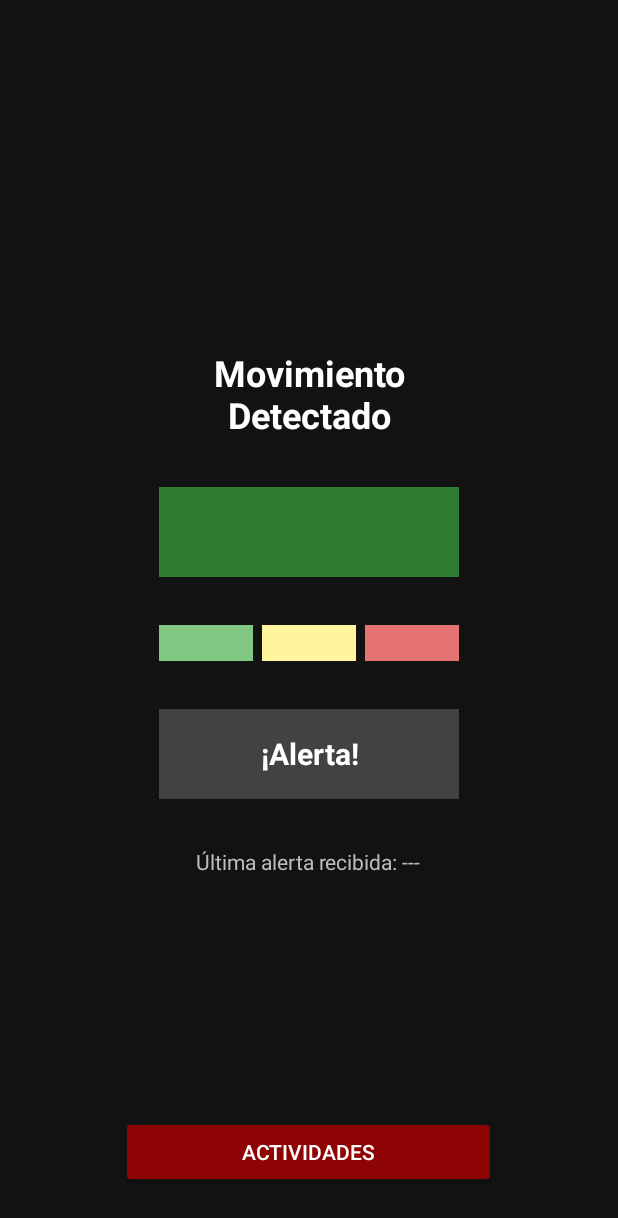
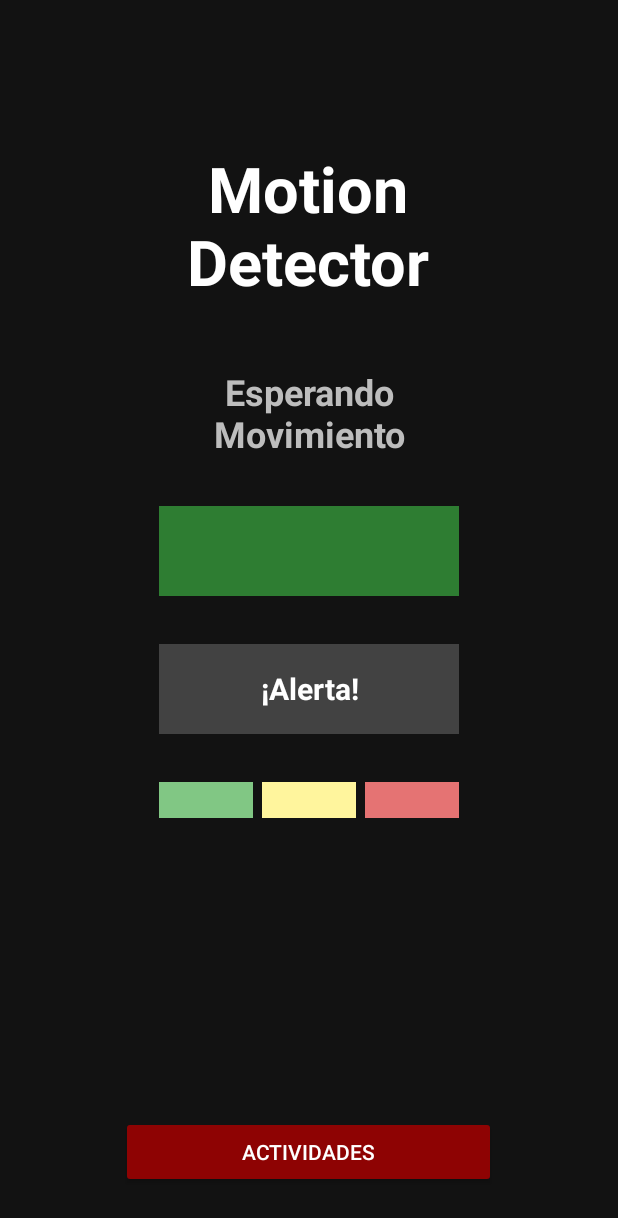
Before and after one commit to JorgeGlzLlamas/MotionDetector, an Android app: the screen it shows after launch (MainActivity), on a phone screen of 412 x 824 dp. Shown: the top 1218 px of the screen. Run offline under Robolectric (Android 15) with nearby library versions, the phone set to English and light mode, and no system bars; libraries missing offline, so code that uses them is left out: com.google.android.gms; 1 statement that could not run was skipped.

Commit message:
Movimiento detectado

```diff
--- a/mobile/src/main/java/com/example/motiondetector/MainActivity.kt
+++ b/mobile/src/main/java/com/example/motiondetector/MainActivity.kt
@@ -26,11 +26,11 @@ class MainActivity : ComponentActivity() {
 
     private lateinit var tvGravedad: TextView
     private lateinit var tvTimestamp: TextView
+    private lateinit var tvTitulo: TextView  // ⬅️ Título dinámico
 
     private lateinit var motionManager: AccelerometerMotionManager
     private lateinit var messageManager: MessageManager
 
-    // Cliente Ktor para enviar datos al servidor
     private val ktorClient = HttpClient(Android) {
         install(ContentNegotiation) {
             json(Json { ignoreUnknownKeys = true })
@@ -48,28 +48,30 @@ class MainActivity : ComponentActivity() {
             startActivity(intent)
         }
 
-        // Referencias a TextViews de gravedad y timestamp
         tvGravedad = findViewById(R.id.tvGravedad)
         tvTimestamp = findViewById(R.id.tvTimestamp)
+        tvTitulo = findViewById(R.id.tvTitulo) // ⬅️ Inicialización del TextView título
 
-        // Inicializa el detector de movimiento con callback para actualizar UI y enviar evento
+        // ⬇️ Inicia esperando movimiento
+        tvTitulo.text = "Esperando\nMovimiento"
+
         motionManager = AccelerometerMotionManager(this) { event ->
             runOnUiThread {
-                updateUI(event) // Actualiza textos en pantalla
-                updateSimulatedLevelUI(event.gravity) // Actualiza barra visual según gravedad
+                updateUI(event)
+                updateSimulatedLevelUI(event.gravity)
+                tvTitulo.text = "Movimiento\nDetectado" // ⬅️ Cambia el título dinámicamente
             }
             Log.d("Mobile", "Evento LOCAL guardado: $event")
-            KtorClient.sendEvent(event) // Envía evento al servidor (TV)
+            KtorClient.sendEvent(event)
         }
 
-        // Si la actividad fue llamada con un nivel simulado, actualiza la UI con ese nivel
         intent.getStringExtra("simulated_level")?.let {
             updateSimulatedLevelUI(it)
             tvGravedad.text = "Gravity: $it"
             tvTimestamp.text = "Timestamp: Simulado"
+            tvTitulo.text = "Movimiento\nDetectado"
         }
 
-        // Inicializa messageManager para escuchar eventos remotos (ej. de Wear OS)
         messageManager = MessageManager(this)
         messageManager.setListener { path, msg ->
             if (path == MessagePaths.MOTION_PATH) {
@@ -84,6 +86,7 @@ class MainActivity : ComponentActivity() {
                 runOnUiThread {
                     updateUI(event)
                     updateSimulatedLevelUI(event.gravity)
+                    tvTitulo.text = "Movimiento\nDetectado"
                 }
                 Log.d("Mobile", "Evento REMOTO guardado: $event")
             }
@@ -92,21 +95,19 @@ class MainActivity : ComponentActivity() {
 
     override fun onResume() {
         super.onResume()
-        motionManager.register() // Activa sensor al reanudar actividad
+        motionManager.register()
     }
 
     override fun onPause() {
         super.onPause()
-        motionManager.unregister() // Detiene sensor al pausar actividad
+        motionManager.unregister()
     }
 
-    // Actualiza textos con datos de evento
     private fun updateUI(event: MotionEventData) {
         tvTimestamp.text = "Timestamp: ${event.timestamp}"
         tvGravedad.text = "Gravity: ${event.gravity}"
     }
 
-    // Actualiza la barra de gravedad según nivel simulado o real
     fun updateSimulatedLevelUI(level: String) {
         val barraVerde = findViewById<View>(R.id.barraVerde)
         val barraAmarilla = findViewById<View>(R.id.barraAmarilla)
@@ -116,7 +117,6 @@ class MainActivity : ComponentActivity() {
         val paramsAmarilla = barraAmarilla.layoutParams as LinearLayout.LayoutParams
         val paramsRoja = barraRoja.layoutParams as LinearLayout.LayoutParams
 
-        // Ajusta el peso de cada barra según el nivel recibido
         when (level) {
             "leve" -> {
                 paramsVerde.weight = 3f
@@ -149,7 +149,6 @@ class MainActivity : ComponentActivity() {
         barraAmarilla.layoutParams = paramsAmarilla
         barraRoja.layoutParams = paramsRoja
 
-        // Pide refrescar la UI para aplicar los cambios de peso
         barraVerde.requestLayout()
         barraAmarilla.requestLayout()
         barraRoja.requestLayout()
--- a/mobile/src/main/res/layout/activity_main.xml
+++ b/mobile/src/main/res/layout/activity_main.xml
@@ -9,14 +9,26 @@
     android:padding="32dp">
 
     <TextView
+        android:id="@+id/TituloMotion"
+        android:layout_width="wrap_content"
+        android:layout_height="wrap_content"
+        android:layout_marginTop="65dp"
+        android:layout_marginBottom="32dp"
+        android:gravity="center"
+        android:text="Motion\nDetector"
+        android:textColor="#FFFFFF"
+        android:textSize="42sp"
+        android:textStyle="bold" />
+
+    <TextView
         android:id="@+id/tvTitulo"
         android:layout_width="wrap_content"
         android:layout_height="wrap_content"
-        android:layout_marginTop="200dp"
+        android:layout_marginTop="10dp"
         android:layout_marginBottom="32dp"
         android:gravity="center"
-        android:text="Movimiento\nDetectado"
-        android:textColor="#FFFFFF"
+        android:text="Esperando\nMovimiento"
+        android:textColor="#BDBDBD"
         android:textSize="24sp"
         android:textStyle="bold" />
 
@@ -27,6 +39,18 @@
         android:layout_marginBottom="32dp"
         android:background="#2E7D32"
         android:gravity="center"
+        android:textColor="#FFFFFF"
+        android:textSize="20sp"
+        android:textStyle="bold" />
+
+    <TextView
+        android:id="@+id/tvAlerta"
+        android:layout_width="200dp"
+        android:layout_height="60dp"
+        android:layout_marginBottom="32dp"
+        android:background="#424242"
+        android:gravity="center"
+        android:text="¡Alerta!"
         android:textColor="#FFFFFF"
         android:textSize="20sp"
         android:textStyle="bold" />
@@ -64,27 +88,6 @@
     </LinearLayout>
 
     <TextView
-        android:id="@+id/tvAlerta"
-        android:layout_width="200dp"
-        android:layout_height="60dp"
-        android:layout_marginBottom="32dp"
-        android:background="#424242"
-        android:gravity="center"
-        android:text="¡Alerta!"
-        android:textColor="#FFFFFF"
-        android:textSize="20sp"
-        android:textStyle="bold" />
-
-    <TextView
-        android:id="@+id/tvUltimaAlerta"
-        android:layout_width="wrap_content"
-        android:layout_height="wrap_content"
-        android:gravity="center"
-        android:text="Última alerta recibida: ---"
-        android:textColor="#BDBDBD"
-        android:textSize="14sp" />
-
-    <TextView
         android:id="@+id/tvTimestamp"
         android:layout_width="wrap_content"
         android:layout_height="wrap_content"
```
